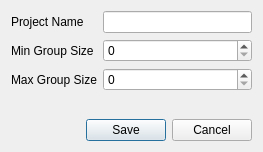
CaptOkie/code-first-think-later, file src/ui/projectdetailsdialog.ui: the form before one commit.
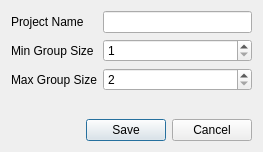
The form after the commit.

Commit message: Added autoadjusting min/max to editprojectdetails

```diff
--- a/src/ui/projectdetailsdialog.ui
+++ b/src/ui/projectdetailsdialog.ui
@@ -37,7 +37,14 @@
       </widget>
      </item>
      <item row="1" column="1">
-      <widget class="QSpinBox" name="minGroupSizeInput"/>
+      <widget class="QSpinBox" name="minGroupSizeInput">
+       <property name="minimum">
+        <number>1</number>
+       </property>
+       <property name="maximum">
+        <number>999999</number>
+       </property>
+      </widget>
      </item>
      <item row="2" column="0">
       <widget class="QLabel" name="label_3">
@@ -47,7 +54,14 @@
       </widget>
      </item>
      <item row="2" column="1">
-      <widget class="QSpinBox" name="maxGroupSizeInput"/>
+      <widget class="QSpinBox" name="maxGroupSizeInput">
+       <property name="minimum">
+        <number>2</number>
+       </property>
+       <property name="maximum">
+        <number>1000000</number>
+       </property>
+      </widget>
      </item>
     </layout>
    </item>
```
The commit also changes 2 other files.
